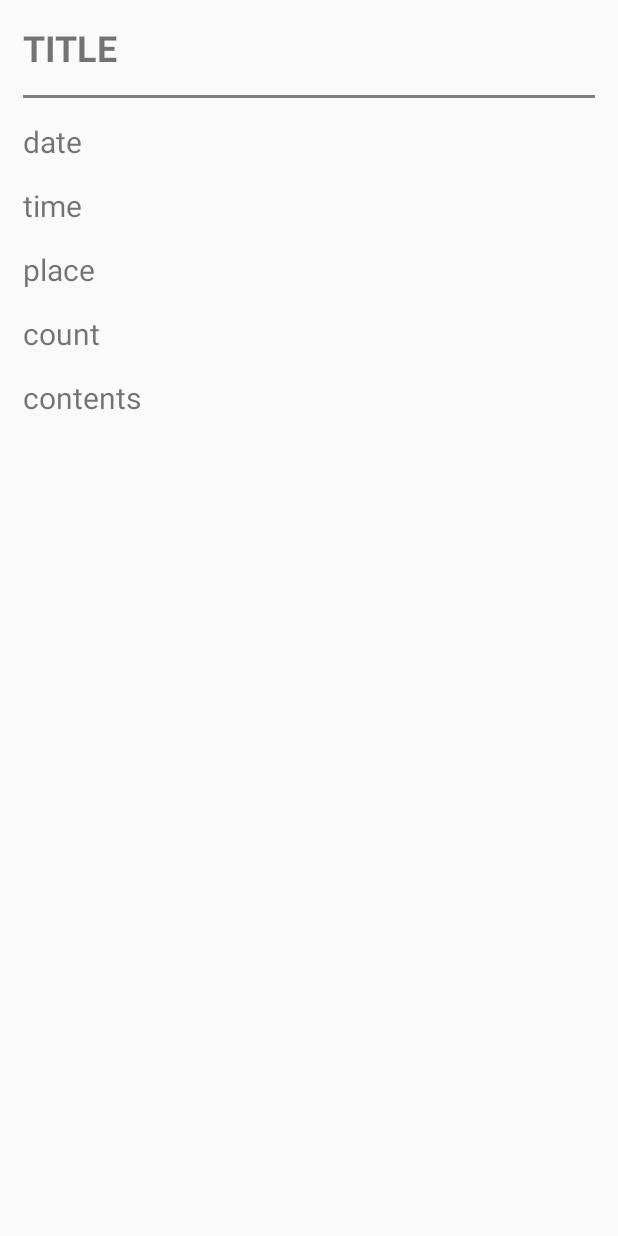
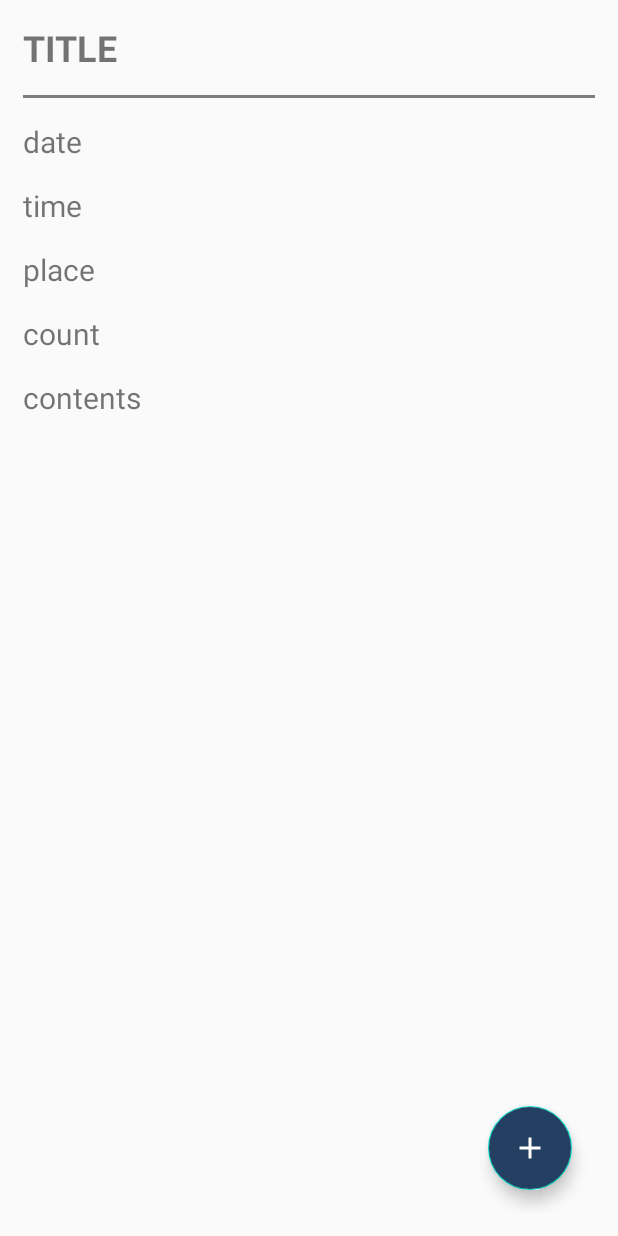
Before and after one commit to yeon7485/MAPbab, an Android app: the layout activity_post_view.xml on its own in the app's theme, with its tools: preview values and no code run, on a phone screen of 412 x 824 dp. Run offline under Robolectric (Android 15) with nearby library versions, the phone set to English and light mode, and no system bars.

Commit message:
글 상세화면

```diff
--- a/app/build.gradle
+++ b/app/build.gradle
@@ -33,6 +33,7 @@ dependencies {
     implementation 'com.android.support:recyclerview-v7:29.0.0'
     implementation 'com.google.firebase:firebase-auth:19.3.2'
     implementation 'com.google.firebase:firebase-database:19.3.1'
+    implementation 'com.android.support:design:29.0.0'
     testImplementation 'junit:junit:4.12'
     androidTestImplementation 'androidx.test.ext:junit:1.1.1'
     androidTestImplementation 'androidx.test.espresso:espresso-core:3.2.0'
--- /dev/null
+++ b/app/src/main/res/drawable/ic_add.xml
@@ -0,0 +1,5 @@
+<vector android:height="24dp" android:tint="#FFFFFF"
+    android:viewportHeight="24" android:viewportWidth="24"
+    android:width="24dp" xmlns:android="http://schemas.android.com/apk/res/android">
+    <path android:fillColor="@android:color/white" android:pathData="M19,13h-6v6h-2v-6H5v-2h6V5h2v6h6v2z"/>
+</vector>
--- /dev/null
+++ b/app/src/main/res/drawable/ic_close.xml
@@ -0,0 +1,5 @@
+<vector android:height="24dp" android:tint="#FFFFFF"
+    android:viewportHeight="24" android:viewportWidth="24"
+    android:width="24dp" xmlns:android="http://schemas.android.com/apk/res/android">
+    <path android:fillColor="@android:color/white" android:pathData="M19,6.41L17.59,5 12,10.59 6.41,5 5,6.41 10.59,12 5,17.59 6.41,19 12,13.41 17.59,19 19,17.59 13.41,12z"/>
+</vector>
--- /dev/null
+++ b/app/src/main/res/drawable/ic_delete.xml
@@ -0,0 +1,5 @@
+<vector android:height="64dp" android:tint="#234062"
+    android:viewportHeight="24" android:viewportWidth="24"
+    android:width="64dp" xmlns:android="http://schemas.android.com/apk/res/android">
+    <path android:fillColor="@android:color/white" android:pathData="M6,19c0,1.1 0.9,2 2,2h8c1.1,0 2,-0.9 2,-2V7H6v12zM19,4h-3.5l-1,-1h-5l-1,1H5v2h14V4z"/>
+</vector>
--- /dev/null
+++ b/app/src/main/res/drawable/ic_modify.xml
@@ -0,0 +1,5 @@
+<vector android:height="24dp" android:tint="#234062"
+    android:viewportHeight="24" android:viewportWidth="24"
+    android:width="24dp" xmlns:android="http://schemas.android.com/apk/res/android">
+    <path android:fillColor="@android:color/white" android:pathData="M3,17.25V21h3.75L17.81,9.94l-3.75,-3.75L3,17.25zM20.71,7.04c0.39,-0.39 0.39,-1.02 0,-1.41l-2.34,-2.34c-0.39,-0.39 -1.02,-0.39 -1.41,0l-1.83,1.83 3.75,3.75 1.83,-1.83z"/>
+</vector>
--- a/app/src/main/res/layout/activity_new_post.xml
+++ b/app/src/main/res/layout/activity_new_post.xml
@@ -4,7 +4,7 @@
     android:layout_width="match_parent"
     android:layout_height="match_parent"
     android:layout_margin="15dp"
-    android:orientation="vertical" >
+    android:orientation="vertical">
 
     <LinearLayout
         android:layout_width="match_parent"
@@ -19,6 +19,7 @@
             android:layout_marginRight="15dp"
             android:background="@null"
             android:hint="제목"
+            android:privateImeOptions="defaultInputmode=korean"
             android:textSize="24sp"
             android:textStyle="bold" />
 
@@ -105,6 +106,7 @@
             android:id="@+id/post_place_et"
             android:layout_width="match_parent"
             android:layout_height="wrap_content"
+            android:privateImeOptions="defaultInputmode=korean"
             android:textSize="20sp" />
 
     </LinearLayout>
@@ -152,6 +154,7 @@
             android:layout_gravity="center_vertical"
             android:background="@null"
             android:hint="여기를 눌러서 내용을 작성할 수 있습니다."
+            android:privateImeOptions="defaultInputmode=korean"
             android:textSize="17sp" />
 
     </LinearLayout>
--- a/app/src/main/res/layout/activity_post_view.xml
+++ b/app/src/main/res/layout/activity_post_view.xml
@@ -64,4 +64,48 @@
         android:textSize="20sp"
         tools:text="contents" />
 
+    <FrameLayout
+        android:layout_width="match_parent"
+        android:layout_height="match_parent">
+
+        <com.google.android.material.floatingactionbutton.FloatingActionButton
+            android:id="@+id/post_modify_fad"
+            android:layout_width="wrap_content"
+            android:layout_height="wrap_content"
+            android:layout_gravity="bottom|end"
+            android:layout_marginRight="15dp"
+            android:layout_marginBottom="160dp"
+            android:backgroundTint="#ffffff"
+            android:elevation="6dp"
+            android:src="@drawable/ic_modify"
+            android:visibility="invisible"
+            app:borderWidth="0dp"
+            app:pressedTranslationZ="12dp" />
+
+        <com.google.android.material.floatingactionbutton.FloatingActionButton
+            android:id="@+id/post_delete_fad"
+            android:layout_width="wrap_content"
+            android:layout_height="wrap_content"
+            android:layout_gravity="bottom|end"
+            android:layout_marginRight="15dp"
+            android:layout_marginBottom="90dp"
+            android:backgroundTint="#ffffff"
+            android:elevation="6dp"
+            android:src="@drawable/ic_delete"
+            android:visibility="invisible"
+            app:borderWidth="0dp"
+            app:pressedTranslationZ="12dp" />
+
+        <com.google.android.material.floatingactionbutton.FloatingActionButton
+            android:id="@+id/post_edit_fad"
+            android:layout_width="wrap_content"
+            android:layout_height="wrap_content"
+            android:layout_gravity="bottom|end"
+            android:layout_margin="15dp"
+            android:backgroundTint="#234062"
+            android:src="@drawable/ic_add" />
+
+    </FrameLayout>
+
+
 </LinearLayout>
```
Also changed, not shown: app/src/main/java/com/kplo/mapbab/ListActivity.java (+16 -2 lines), app/src/main/java/com/kplo/mapbab/MapsNaverActivity.java (+39 -39 lines), app/src/main/java/com/kplo/mapbab/PostViewActivity.java (+74 -5 lines), app/src/main/res/anim/post_fab_close.xml (added, +19 -0 lines), app/src/main/res/anim/post_fab_open.xml (added, +18 -0 lines).
